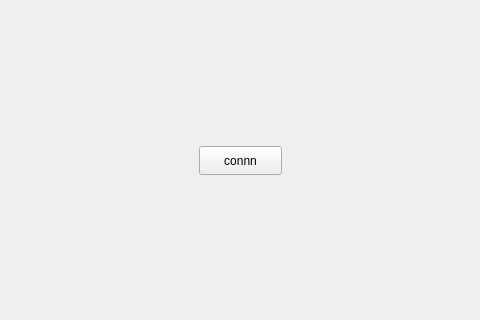
First picture: the form in Wifi_Bot/mainwindow.ui, repository tom-rh/wifibot-esirem, before the edit; both pictures show x 81 to 561 and y 84 to 404 of the 800 by 600 pixel window.
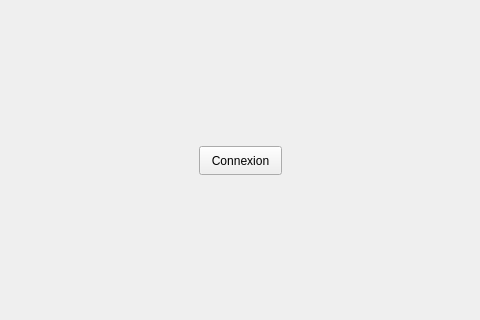
Second picture: the form after the edit.

Commit message: rename btn

Patch:
```diff
--- a/Wifi_Bot/mainwindow.ui
+++ b/Wifi_Bot/mainwindow.ui
@@ -24,7 +24,7 @@
      </rect>
     </property>
     <property name="text">
-     <string>connn</string>
+     <string>Connexion</string>
     </property>
    </widget>
   </widget>
```
Left out of the diff: 4 changed lines with no effect on the pictures. The commit also changes 2 other files.
